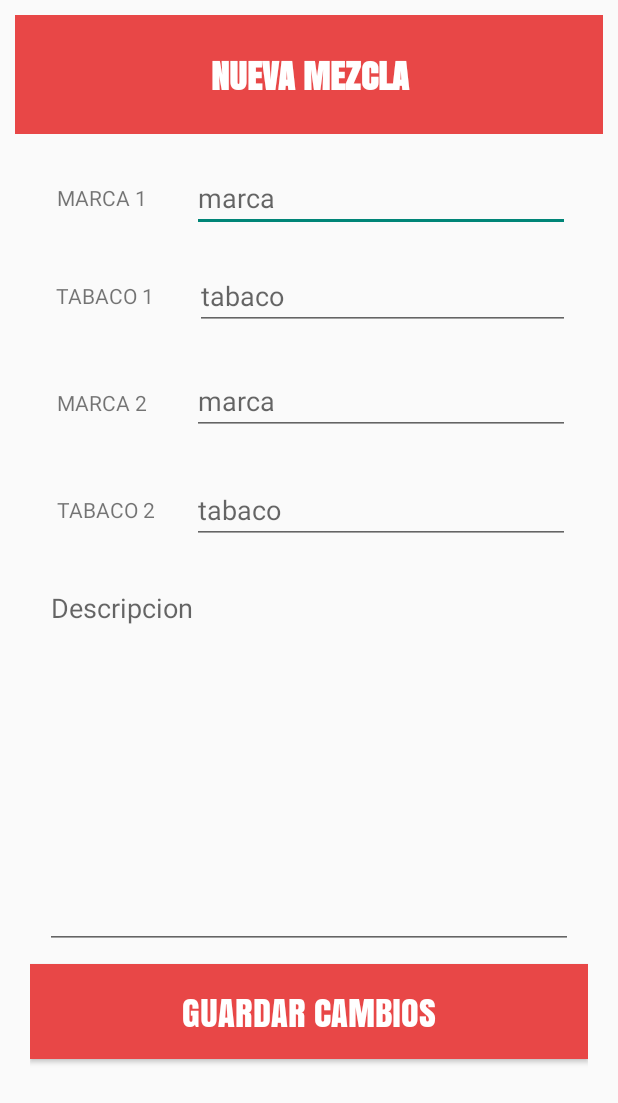
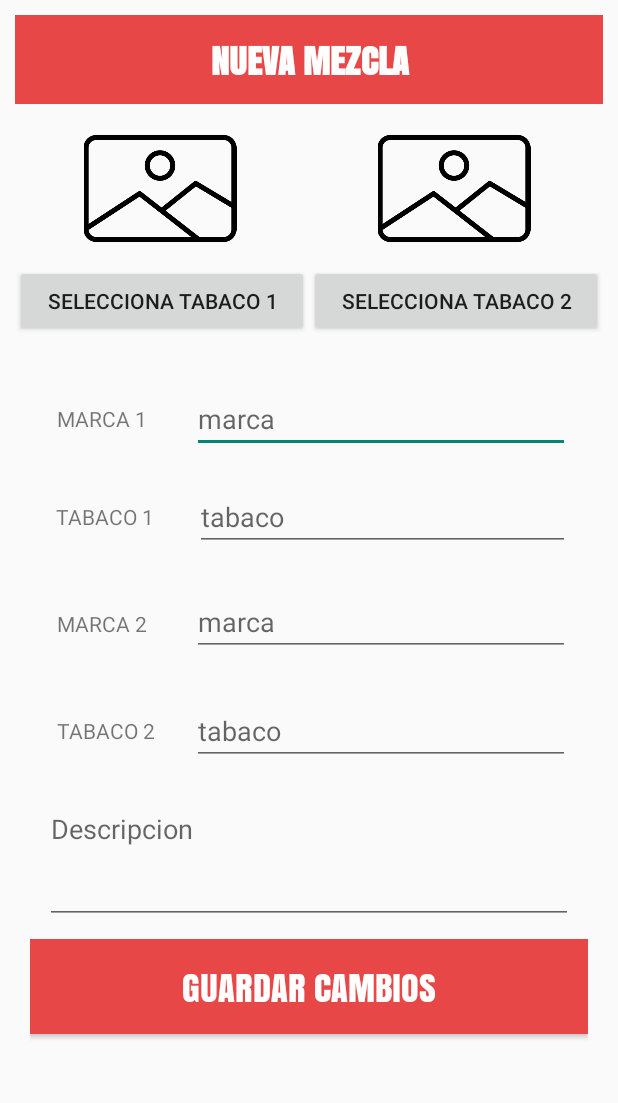
Before and after one commit to cury009/TabacoHookah, an Android app: the AddTabaco screen opened directly, with no data from a screen before it, on a phone screen of 412 x 824 dp. Shown: the top 1103 px of the screen. Run offline under Robolectric (Android 15) with nearby library versions, the phone set to English and light mode, and no system bars.

Commit message:
Sesion 03 1/06/2021 30min - Seleccionar imagenes en Add_Tabaco
(tengo que seleccionar dos imagenes, tengo el problema
que si pulso el boton 1 se carga la imagen en el imageView1

pero si pulso el boton 2 se deberia cargar la imagen en la ImagenView2 y esta cargando en imageView1

```diff
--- a/app/build.gradle
+++ b/app/build.gradle
@@ -35,7 +35,11 @@ dependencies {
     implementation 'com.google.android.material:material:1.3.0'
     implementation 'androidx.constraintlayout:constraintlayout:2.0.4'
     implementation 'com.google.firebase:firebase-auth:21.0.1'
+    implementation 'androidx.cardview:cardview:1.0.0'
+    implementation 'androidx.recyclerview:recyclerview:1.2.0'
     testImplementation 'junit:junit:4.+'
     androidTestImplementation 'androidx.test.ext:junit:1.1.2'
     androidTestImplementation 'androidx.test.espresso:espresso-core:3.3.0'
+    implementation 'com.github.bumptech.glide:glide:4.12.0'
+    annotationProcessor 'com.github.bumptech.glide:compiler:4.12.0'
 }
--- a/app/src/main/java/com/example/tabacohookah/AddTabaco.java
+++ b/app/src/main/java/com/example/tabacohookah/tareas/AddTabaco.java
@@ -1,8 +1,10 @@
-package com.example.tabacohookah;
+package com.example.tabacohookah.tareas;
 
 import androidx.appcompat.app.AppCompatActivity;
 
 import android.os.Bundle;
+
+import com.example.tabacohookah.R;
 
 public class AddTabaco extends AppCompatActivity {
 
--- a/app/src/main/java/com/example/tabacohookah/IniciarSesionActivity.java
+++ b/app/src/main/java/com/example/tabacohookah/tareas/IniciarSesionActivity.java
@@ -1,4 +1,4 @@
-package com.example.tabacohookah;
+package com.example.tabacohookah.tareas;
 
 import androidx.annotation.NonNull;
 import androidx.appcompat.app.AppCompatActivity;
@@ -9,6 +9,8 @@ import android.view.View;
 import android.widget.EditText;
 import android.widget.Toast;
 
+import com.example.tabacohookah.R;
+import com.example.tabacohookah.utilidades.HomeActivity;
 import com.google.android.gms.tasks.OnCompleteListener;
 import com.google.android.gms.tasks.Task;
 import com.google.firebase.auth.AuthResult;
@@ -50,7 +52,7 @@ public class IniciarSesionActivity extends AppCompatActivity {
                     if (task.isSuccessful()) {
                         // Sign in success, update UI with the signed-in user's information
                         FirebaseUser user = mAuth.getCurrentUser();
-                        Intent i =  new Intent(getApplicationContext(),HomeActivity.class);
+                        Intent i =  new Intent(getApplicationContext(), HomeActivity.class);
                         startActivity(i);
                         Toast.makeText(getApplicationContext(), "Autenticacion Correcta, Bienvenido.", Toast.LENGTH_SHORT).show();
                         //updateUI(user);
--- a/app/src/main/java/com/example/tabacohookah/RegistrarseActivity.java
+++ b/app/src/main/java/com/example/tabacohookah/tareas/RegistrarseActivity.java
@@ -1,4 +1,4 @@
-package com.example.tabacohookah;
+package com.example.tabacohookah.tareas;
 
 import androidx.annotation.NonNull;
 import androidx.appcompat.app.AppCompatActivity;
@@ -9,6 +9,8 @@ import android.view.View;
 import android.widget.EditText;
 import android.widget.Toast;
 
+import com.example.tabacohookah.R;
+import com.example.tabacohookah.utilidades.MainActivity;
 import com.google.android.gms.tasks.OnCompleteListener;
 import com.google.android.gms.tasks.Task;
 import com.google.firebase.auth.AuthResult;
@@ -51,7 +53,7 @@ public class RegistrarseActivity extends AppCompatActivity {
                             if (task.isSuccessful()) {
                                 // Sign in success, update UI with the signed-in user's information
                                 FirebaseUser user = mAuth.getCurrentUser();
-                                Intent i =  new Intent(getApplicationContext(),MainActivity.class);
+                                Intent i =  new Intent(getApplicationContext(), MainActivity.class);
                                 startActivity(i);
                                 Toast.makeText(getApplicationContext(), "Usuario Creado.",Toast.LENGTH_SHORT).show();
                                 //updateUI(user);
--- a/app/src/main/res/layout/activity_add_tabaco.xml
+++ b/app/src/main/res/layout/activity_add_tabaco.xml
@@ -4,7 +4,7 @@
     xmlns:tools="http://schemas.android.com/tools"
     android:layout_width="match_parent"
     android:layout_height="match_parent"
-    tools:context=".AddTabaco">
+    tools:context=".tareas.AddTabaco">
 
 
     <LinearLayout
@@ -18,15 +18,57 @@
         <TextView
             android:id="@+id/textViewMezcla"
             android:layout_width="match_parent"
-            android:layout_height="79dp"
+            android:layout_height="59dp"
             android:layout_gravity="center|center_horizontal|center_vertical"
             android:background="@color/red"
+            android:fontFamily="@font/anton_normal"
             android:gravity="center"
             android:text="@string/nueva_mezcla"
             android:textColor="@color/white"
-            android:textStyle="bold"
-            android:fontFamily="@font/anton_normal"
-            android:textSize="24sp"/>
+            android:textSize="24sp"
+            android:textStyle="bold" />
+
+        <LinearLayout
+            android:layout_width="match_parent"
+            android:layout_height="102dp"
+            android:layout_marginTop="5dp"
+            android:orientation="horizontal">
+
+            <ImageView
+                android:id="@+id/imageTabaco1"
+                android:layout_width="193dp"
+                android:layout_height="match_parent"
+                app:srcCompat="@drawable/imagen" />
+
+            <ImageView
+                android:id="@+id/imageTabaco2"
+                android:layout_width="171dp"
+                android:layout_height="match_parent"
+                android:layout_weight="1"
+                app:srcCompat="@drawable/imagen" />
+        </LinearLayout>
+
+        <LinearLayout
+            android:layout_width="match_parent"
+            android:layout_height="60dp"
+            android:orientation="horizontal">
+
+            <Button
+                android:id="@+id/seleccionaTabaco1"
+                android:layout_width="wrap_content"
+                android:layout_height="wrap_content"
+                android:layout_weight="1"
+                android:onClick="seleccionaTabaco1"
+                android:text="SELECCIONA TABACO 1" />
+
+            <Button
+                android:id="@+id/seleccionaTabaco2"
+                android:layout_width="wrap_content"
+                android:layout_height="wrap_content"
+                android:layout_weight="1"
+                android:onClick="seleccionaTabaco2"
+                android:text="SELECCIONA TABACO 2" />
+        </LinearLayout>
 
         <LinearLayout
             android:layout_width="match_parent"
@@ -72,8 +114,7 @@
                     android:layout_weight="1"
                     android:autofillHints=""
                     android:ems="10"
-                    android:gravity="left"
-                    android:hint="marca"
+                    android:hint="@string/marca"
                     android:inputType="textPersonName" />
             </LinearLayout>
 
@@ -95,7 +136,7 @@
                     android:layout_height="match_parent"
                     android:layout_weight="1"
                     android:gravity="center"
-                    android:text="TABACO 1" />
+                    android:text="@string/tabaco_1" />
 
                 <Space
                     android:layout_width="5dp"
@@ -108,8 +149,8 @@
                     android:layout_height="wrap_content"
                     android:layout_weight="1"
                     android:ems="10"
-                    android:gravity="left"
-                    android:hint="tabaco"
+                    android:hint="@string/tabaco"
+                    android:importantForAutofill="no"
                     android:inputType="textPersonName" />
 
             </LinearLayout>
@@ -132,7 +173,7 @@
                     android:layout_height="match_parent"
                     android:layout_weight="1"
                     android:gravity="center"
-                    android:text="MARCA 2" />
+                    android:text="@string/marca_2" />
 
                 <Space
                     android:layout_width="5dp"
@@ -145,8 +186,8 @@
                     android:layout_height="wrap_content"
                     android:layout_weight="1"
                     android:ems="10"
-                    android:gravity="left"
-                    android:hint="marca"
+                    android:hint="@string/marca"
+                    android:importantForAutofill="no"
                     android:inputType="textPersonName" />
             </LinearLayout>
 
@@ -168,7 +209,7 @@
                     android:layout_height="match_parent"
                     android:layout_weight="1"
                     android:gravity="center"
-                    android:text="TABACO 2" />
+                    android:text="@string/tabaco_2" />
 
                 <Space
                     android:layout_width="wrap_content"
@@ -182,7 +223,6 @@
                     android:layout_weight="1"
                     android:autofillHints=""
                     android:ems="10"
-                    android:gravity="left"
                     android:hint="@string/tabaco"
                     android:inputType="textPersonName" />
             </LinearLayout>
@@ -195,7 +235,7 @@
                 <EditText
                     android:id="@+id/edtDescripcion"
                     android:layout_width="match_parent"
-                    android:layout_height="250dp"
+                    android:layout_height="86dp"
                     android:layout_margin="10dp"
                     android:layout_marginStart="10dp"
                     android:layout_marginLeft="10dp"
@@ -203,11 +243,11 @@
                     android:layout_marginEnd="10dp"
                     android:layout_marginRight="10dp"
                     android:layout_marginBottom="10dp"
+                    android:autofillHints=""
                     android:ems="10"
                     android:gravity="start|top"
-                    android:hint="Descripcion"
-                    android:inputType="textMultiLine"
-                    android:autofillHints="" />
+                    android:hint="@string/descripcion"
+                    android:inputType="textMultiLine" />
 
                 <Space
                     android:layout_width="match_parent"
--- a/app/src/main/res/layout/activity_iniciar_sesion.xml
+++ b/app/src/main/res/layout/activity_iniciar_sesion.xml
@@ -4,7 +4,7 @@
     xmlns:tools="http://schemas.android.com/tools"
     android:layout_width="match_parent"
     android:layout_height="match_parent"
-    tools:context=".IniciarSesionActivity">
+    tools:context=".tareas.IniciarSesionActivity">
 
     <LinearLayout
         android:id="@+id/linearLayout"
--- a/app/src/main/res/layout/activity_main.xml
+++ b/app/src/main/res/layout/activity_main.xml
@@ -4,7 +4,7 @@
     xmlns:tools="http://schemas.android.com/tools"
     android:layout_width="match_parent"
     android:layout_height="match_parent"
-    tools:context=".MainActivity">
+    tools:context=".utilidades.MainActivity">
 
     <ImageView
         android:id="@+id/imageView"
--- a/app/src/main/res/layout/activity_registrarse.xml
+++ b/app/src/main/res/layout/activity_registrarse.xml
@@ -4,7 +4,7 @@
     xmlns:tools="http://schemas.android.com/tools"
     android:layout_width="match_parent"
     android:layout_height="match_parent"
-    tools:context=".RegistrarseActivity">
+    tools:context=".tareas.RegistrarseActivity">
 
     <LinearLayout
         android:id="@+id/linearLayout"
--- a/app/src/main/res/values/strings.xml
+++ b/app/src/main/res/values/strings.xml
@@ -8,12 +8,18 @@
     <string name="subir_tabaco">SUBIR TABACO</string>
     <string name="cerrar_sesion">CERRAR SESION</string>
     <string name="guardar_cambios">GUARDAR CAMBIOS</string>
-    <string name="tabaco">tabaco</string>
     <string name="password">Password</string>
     <string name="confirmacion_password">Confirmacion Password</string>
     <string name="email">Email</string>
-    <string name="todo">TODO</string>
     <string name="nueva_mezcla">NUEVA MEZCLA</string>
     <string name="marca_1">MARCA 1</string>
+    <string name="marca">marca</string>
+    <string name="tabaco_1">TABACO 1</string>
+    <string name="tabaco">tabaco</string>
+    <string name="marca_2">MARCA 2</string>
+    <string name="tabaco_2">TABACO 2</string>
+    <string name="descripcion">Descripcion</string>
+    <string name="todo">TODO</string>
+    <string name="nueva_marca">NUEVA MARCA</string>
 
 </resources>
```
Also changed, not shown: app/src/main/AndroidManifest.xml (+6 -5 lines), app/src/main/java/com/example/tabacohookah/utilidades/HomeActivity.java (renamed from app/src/main/java/com/example/tabacohookah/HomeActivity.java, +5 -2 lines), app/src/main/java/com/example/tabacohookah/utilidades/MainActivity.java (renamed from app/src/main/java/com/example/tabacohookah/MainActivity.java, +7 -3 lines), app/src/main/res/layout/activity_home.xml (+42 -14 lines), app/src/main/res/layout/item_recyclerview_tabaco.xml (added, +60 -0 lines), app/src/main/res/drawable/cigarrillo.png (added), app/src/main/res/drawable/imagen.png (added).
